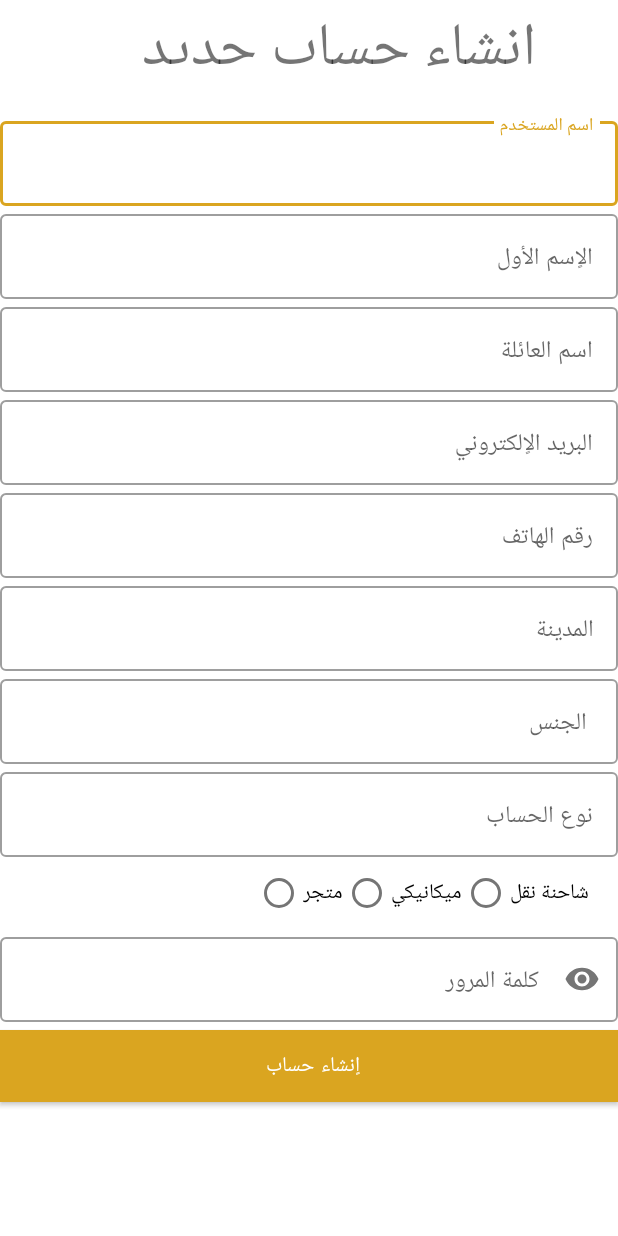
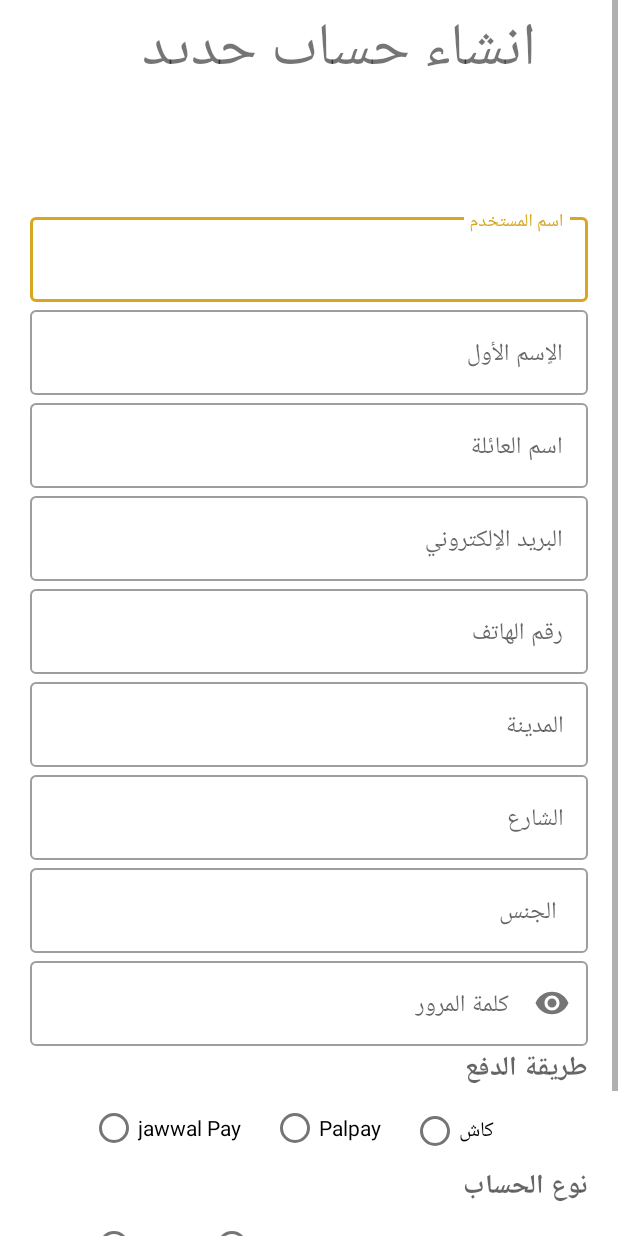
Before and after one commit to SheerenAyesh/Graguate_Project, an Android app: the signup screen opened directly, with no data from a screen before it, on a phone screen of 412 x 824 dp. Run offline under Robolectric (Android 15) with nearby library versions, the phone set to English and light mode, and no system bars; our stand-ins replace Volley; network calls fail.

Commit message:
singup_backend

```diff
--- a/app/src/main/AndroidManifest.xml
+++ b/app/src/main/AndroidManifest.xml
@@ -1,7 +1,7 @@
 <?xml version="1.0" encoding="utf-8"?>
 <manifest xmlns:android="http://schemas.android.com/apk/res/android"
     package="com.example.graduation_project">
-    <uses-permission android:name="android.permission.INTERNET" />
+
     <application
         android:allowBackup="true"
         android:icon="@mipmap/ic_launcher"
--- a/app/src/main/java/com/example/graduation_project/login.java
+++ b/app/src/main/java/com/example/graduation_project/login.java
@@ -56,7 +56,7 @@ TextInputLayout username,password;
 
     public void chicklogin(String user, String pass) {
 
-        String url = "http://10.0.2.2/graduation_project/login.php";
+        String url = "http://10.0.2.2:84/graduation_project/login.php";
         RequestQueue queue = Volley.newRequestQueue(login.this);
         StringRequest request = new StringRequest(Request.Method.POST, url, new com.android.volley.Response.Listener<String>() {
             @Override
--- a/app/src/main/res/layout/activity_signup.xml
+++ b/app/src/main/res/layout/activity_signup.xml
@@ -8,7 +8,16 @@
     tools:context=".signup"
     android:orientation="vertical"
    >
+    <ScrollView
+        android:layout_width="match_parent"
+        android:layout_height="match_parent"
+        tools:layout_editor_absoluteX="20dp"
+        tools:layout_editor_absoluteY="16dp">
 
+        <LinearLayout
+            android:layout_width="match_parent"
+            android:layout_height="wrap_content"
+            android:orientation="vertical">
     <TextView
         android:layout_width="357dp"
         android:layout_height="44dp"
@@ -19,13 +28,10 @@
         tools:layout_editor_absoluteX="2dp"
         tools:layout_editor_absoluteY="27dp" />
 
-    <ScrollView
-        android:layout_width="match_parent"
-        android:layout_height="match_parent"
-        tools:layout_editor_absoluteX="20dp"
-        tools:layout_editor_absoluteY="16dp">
+
 
         <LinearLayout
+            android:padding="20dp"
             android:layout_width="match_parent"
             android:layout_height="wrap_content"
             android:layout_marginTop="75dp"
@@ -57,7 +63,7 @@
             </com.google.android.material.textfield.TextInputLayout>
 
             <com.google.android.material.textfield.TextInputLayout
-                android:id="@+id/secondname"
+                android:id="@+id/lastname"
                 style="@style/Widget.MaterialComponents.TextInputLayout.OutlinedBox"
                 android:layout_width="match_parent"
                 android:layout_height="wrap_content"
@@ -105,57 +111,27 @@
             </com.google.android.material.textfield.TextInputLayout>
 
             <com.google.android.material.textfield.TextInputLayout
+                android:id="@+id/street"
+                style="@style/Widget.MaterialComponents.TextInputLayout.OutlinedBox"
+                android:layout_width="match_parent"
+                android:layout_height="wrap_content"
+                android:hint="الشارع">
+
+                <com.google.android.material.textfield.TextInputEditText
+                    android:layout_width="match_parent"
+                    android:layout_height="wrap_content" />
+            </com.google.android.material.textfield.TextInputLayout>
+
+            <com.google.android.material.textfield.TextInputLayout
                 android:id="@+id/gender"
                 style="@style/Widget.MaterialComponents.TextInputLayout.OutlinedBox"
                 android:layout_width="match_parent"
                 android:layout_height="wrap_content"
                 android:hint=" الجنس">
-
                 <com.google.android.material.textfield.TextInputEditText
                     android:layout_width="match_parent"
                     android:layout_height="wrap_content" />
             </com.google.android.material.textfield.TextInputLayout>
-            <LinearLayout
-                android:layout_width="match_parent"
-                android:layout_height="wrap_content"
-                android:orientation="horizontal">
-                <com.google.android.material.textfield.TextInputLayout
-                    android:id="@+id/type"
-                    style="@style/Widget.MaterialComponents.TextInputLayout.OutlinedBox"
-                    android:layout_width="match_parent"
-                    android:layout_height="wrap_content"
-                    android:hint="نوع الحساب ">
-
-
-                    <com.google.android.material.textfield.TextInputEditText
-                        android:layout_width="match_parent"
-                        android:layout_height="wrap_content" />
-                    <RadioGroup xmlns:android="http://schemas.android.com/apk/res/android"
-                        android:layout_marginLeft="170dp"
-                        android:layout_width="match_parent"
-                        android:layout_height="wrap_content"
-                        android:orientation="horizontal">
-                        <RadioButton android:id="@+id/store"
-                            android:layout_width="wrap_content"
-                            android:layout_height="wrap_content"
-                            android:text="متجر"
-                            android:onClick="onRadioButtonClicked"/>
-                        <RadioButton android:id="@+id/michaneci"
-                            android:layout_width="wrap_content"
-                            android:layout_height="wrap_content"
-                            android:text="ميكانيكي"
-                            android:onClick="onRadioButtonClicked"/>
-                        <RadioButton android:id="@+id/truck"
-                            android:layout_width="wrap_content"
-                            android:layout_height="wrap_content"
-                            android:text="شاحنة نقل"
-                            android:onClick="onRadioButtonClicked"/>
-                    </RadioGroup>
-                </com.google.android.material.textfield.TextInputLayout>
-
-
-            </LinearLayout>
-
             <com.google.android.material.textfield.TextInputLayout
                 android:id="@+id/password"
                 style="@style/Widget.MaterialComponents.TextInputLayout.OutlinedBox"
@@ -170,6 +146,78 @@
                     android:inputType="textPassword" />
             </com.google.android.material.textfield.TextInputLayout>
 
+               <TextView
+                        android:layout_width="match_parent"
+                        android:layout_height="wrap_content"
+                        android:hint="طريقة الدفع"
+                        android:textSize="18dp"
+                        android:textStyle="bold"/>
+
+                        <RadioGroup
+                            android:id="@+id/payment"
+                            android:layout_marginLeft="30dp"
+                            android:layout_width="match_parent"
+                            android:layout_height="wrap_content"
+                            android:orientation="horizontal">
+
+                            <RadioButton
+                                android:id="@+id/jawwal"
+                                android:layout_width="wrap_content"
+                                android:layout_height="wrap_content"
+                                android:onClick="onRadioButtonClicked2"
+                                android:text="jawwal Pay"
+                                android:layout_marginRight="10dp"
+                                android:layout_marginLeft="10dp"/>
+
+                            <RadioButton android:id="@+id/palpay"
+                                android:layout_width="wrap_content"
+                                android:layout_height="wrap_content"
+                                android:text="Palpay"
+                                android:onClick="onRadioButtonClicked2"
+                                android:layout_marginRight="10dp"
+                                android:layout_marginLeft="10dp"/>
+
+                            <RadioButton
+                                android:id="@+id/cash"
+                                android:layout_width="wrap_content"
+                                android:layout_height="wrap_content"
+                                android:onClick="onRadioButtonClicked2"
+                                android:text="كاش"
+                                android:layout_marginRight="10dp"
+                                android:layout_marginLeft="10dp"/>
+                        </RadioGroup>
+
+              <TextView
+
+                    android:layout_width="match_parent"
+                    android:layout_height="wrap_content"
+                    android:hint="نوع الحساب "
+                    android:textSize="18dp"
+                    android:textStyle="bold"/>
+
+                    <RadioGroup
+                        xmlns:android="http://schemas.android.com/apk/res/android"
+                        android:id="@+id/type"
+                        android:layout_marginLeft="30dp"
+                        android:layout_width="match_parent"
+                        android:layout_height="wrap_content"
+                        android:orientation="horizontal">
+                        <RadioButton android:id="@+id/store"
+                            android:layout_width="wrap_content"
+                            android:layout_height="wrap_content"
+                            android:text="متجر"
+                            android:onClick="onRadioButtonClicked"
+                            android:layout_marginRight="10dp"
+                            android:layout_marginLeft="10dp"/>
+                        <RadioButton android:id="@+id/user"
+                            android:layout_width="wrap_content"
+                            android:layout_height="wrap_content"
+                            android:text="مستخدم"
+                           android:onClick="onRadioButtonClicked"
+                            android:layout_marginRight="10dp"
+                            android:layout_marginLeft="10dp"/>
+
+                    </RadioGroup>
 
             <Button
                 android:layout_width="match_parent"
@@ -178,10 +226,12 @@
                 android:layout_marginBottom="5dp"
                 android:background="#000"
                 android:text="اٍنشاء حساب "
-                android:textColor="#fff" />
+                android:textColor="#fff"
+                android:onClick="creat"/>
 
 
         </LinearLayout>
+    </LinearLayout>
     </ScrollView>
 
 </androidx.constraintlayout.widget.ConstraintLayout>
```
Also changed, not shown: app/src/main/java/com/example/graduation_project/signup.java (+213 -0 lines).
